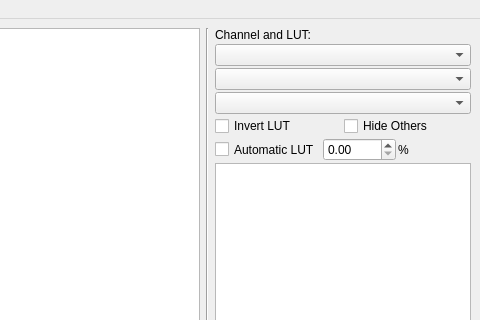
Before: the Qt Designer form ui/mainwindow.ui in takushim/momotrack, drawn with Qt 5; both pictures show x 320 to 800 and y 0 to 320 of the 800 by 600 pixel window.
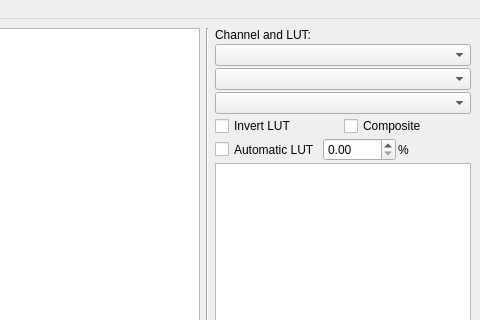
After: the same form once the commit is applied.

```diff
--- a/ui/mainwindow.ui
+++ b/ui/mainwindow.ui
@@ -298,7 +298,7 @@
              </sizepolicy>
             </property>
             <property name="text">
-             <string>Hide Others</string>
+             <string>Composite</string>
             </property>
            </widget>
           </item>
```
Left out of the diff: 2 changed lines with no effect on the pictures.
